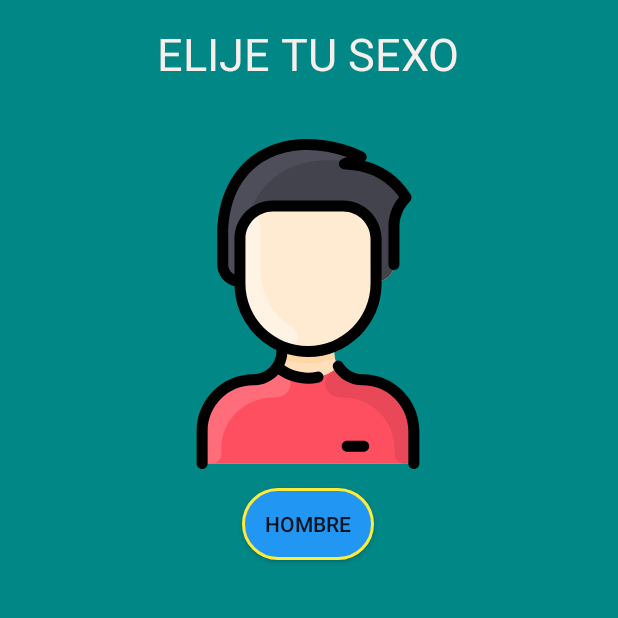
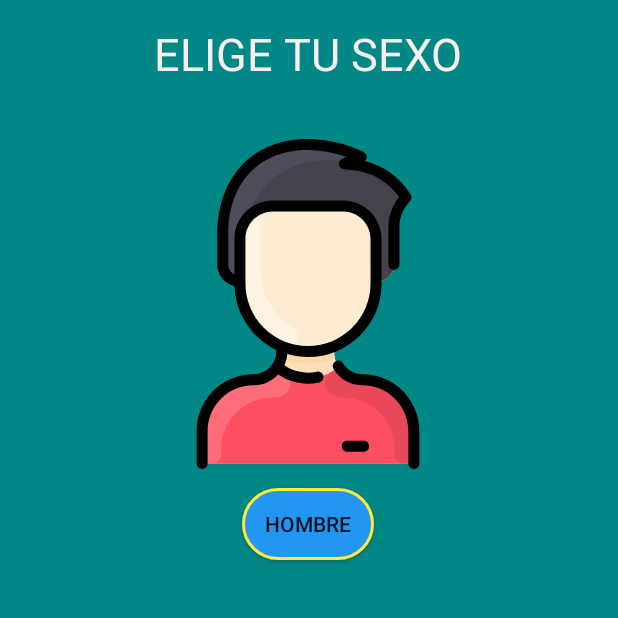
Before and after one commit to JaimeDFG/Calculadora-de-camellos-app, an Android app: the Gender screen opened directly, with no data from a screen before it, on a phone screen of 412 x 824 dp, the top half of it. Run offline under Robolectric (Android 15) with nearby library versions, the light colour scheme and no system bars.

Commit message:
Update strings.xml

```diff
--- a/app/src/main/res/values/strings.xml
+++ b/app/src/main/res/values/strings.xml
@@ -1,7 +1,7 @@
 <resources>
     <string name="app_name">Calculadora de camellos</string>
     <string name="titulo">Calculadora de camellos</string>
-    <string name="tituloS">Elije tu sexo</string>
+    <string name="tituloS">Elige tu sexo</string>
     <string name="playBTN">Jugar</string>
     <string name="settingsBTN">Ajustes</string>
 
```
